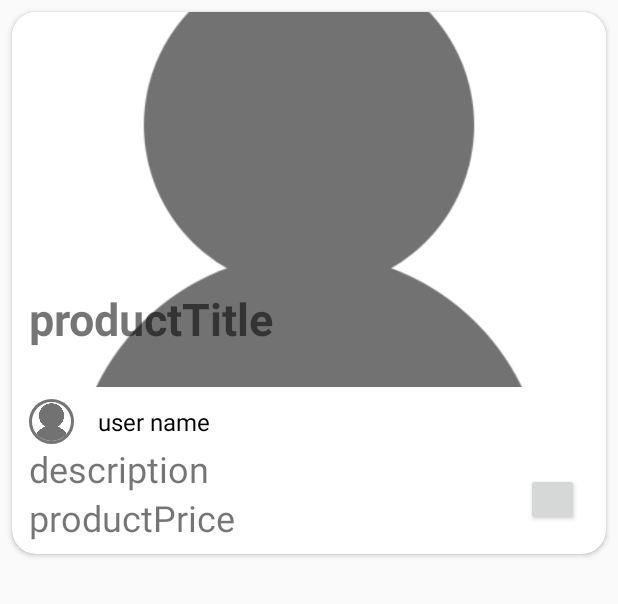
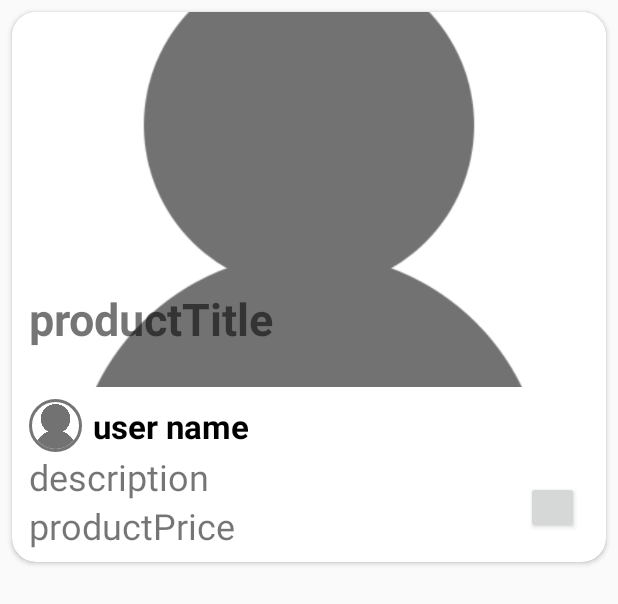
Before and after one commit to seif225/Yadawy-Store, an Android app: the layout layout_row.xml on its own in the app's theme, with its tools: preview values and no code run, on a phone screen of 412 x 824 dp. Shown: the top 604 px of the screen. Run offline under Robolectric (Android 15) with nearby library versions, the phone set to English and light mode, and no system bars; plain views replace ShineButton.

Commit message:
-updated ui

```diff
--- a/app/src/main/res/layout/layout_row.xml
+++ b/app/src/main/res/layout/layout_row.xml
@@ -93,8 +93,8 @@
 
             <de.hdodenhof.circleimageview.CircleImageView
                 android:id="@+id/user_picture_in_layout_row"
-                android:layout_width="30dp"
-                android:layout_height="30dp"
+                android:layout_width="35dp"
+                android:layout_height="35dp"
                 android:layout_marginTop="8dp"
                 android:layout_marginBottom="8dp"
                 android:src="@drawable/user"
@@ -111,11 +111,11 @@
                 android:id="@+id/user_name_tv"
                 android:layout_width="wrap_content"
                 android:layout_height="wrap_content"
-                android:layout_marginStart="8dp"
-                android:layout_marginEnd="8dp"
+                android:textStyle="bold"
+
                 android:text="user name "
                 android:textColor="#000000"
-                android:textSize="16dp"
+                android:textSize="22sp"
                 app:layout_constraintBottom_toBottomOf="@+id/user_picture_in_layout_row"
                 app:layout_constraintEnd_toEndOf="parent"
                 app:layout_constraintHorizontal_bias="0.03"
```
Also changed, not shown: app/src/main/java/com/example/ss/HomePackage/NewsFeedRecyclerAdapter.java (+31 -1 lines).
